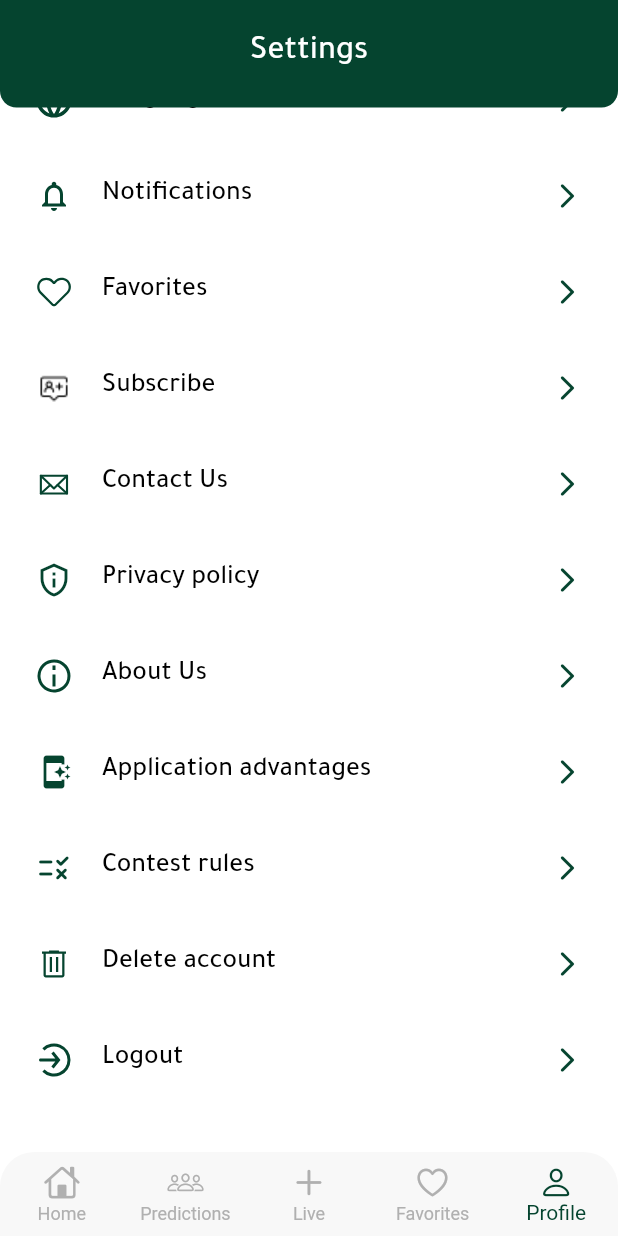
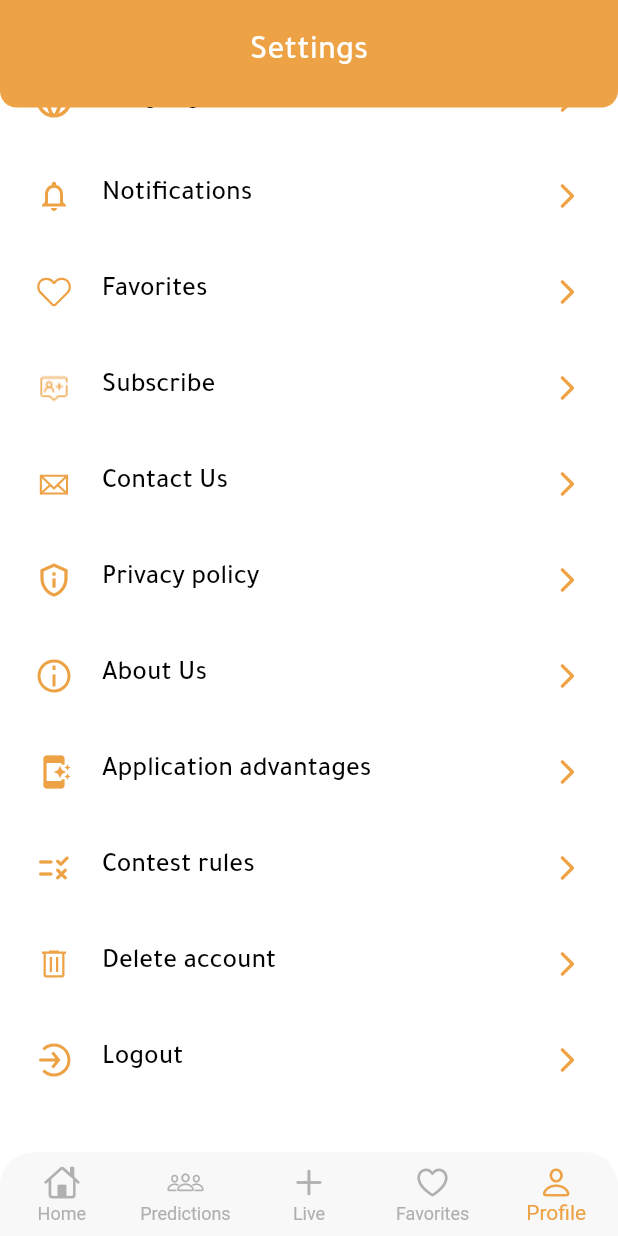
Before and after one commit to ahmedwasfe/Expectations-Update, a Flutter app: the HomeScreen screen opened by its route, item 5 of the bottom bar chosen, scrolled down 319 dp, on a phone screen of 412 x 824 dp. Run offline on Flutter 3.47's test engine with Material 2 defaults, Android fonts, the phone set to English and light mode, and no system bars; our stand-ins replace expandable, firebase_core, firebase_messaging, flutter_hex_color, flutter_image_slideshow, flutter_screenutil and 8 more; missing offline and left inert: agora_rtc_engine, flutter_paytabs_bridge, in_app_purchase_android, in_app_purchase_storekit, purchases_flutter, rx_permissions; accounts and stored records are empty; network calls fail; project files that could hold a hidden picture were left out.

Commit message:
Change app colors

```diff
--- a/lib/shared/style/colors.dart
+++ b/lib/shared/style/colors.dart
@@ -19,7 +19,8 @@ class AppColors {
   // 900: Color(0xFFE59F26),
 
   // static const String defualtColor = 'E59F26';
-  static const String defualtColor = '05442F';
+  // static const String defualtColor = '05442F';
+  static const String defualtColor = 'EDA245';
   static const String whiteColor = 'FFFFFF';
   static const String blackColor = '000000';
   static const String greyColor = "B0B0B0";
--- a/lib/ui/home/home_screen.dart
+++ b/lib/ui/home/home_screen.dart
@@ -21,6 +21,7 @@ class HomeScreen extends StatelessWidget {
 
   @override
   Widget build(BuildContext context) {
+    AppHelper.statusBarColor(isHome: true);
     SystemChrome.setSystemUIOverlayStyle(
         SystemUiOverlayStyle(statusBarColor: HexColor(AppColors.defualtColor)));
   print('HOME TOKEN: ${AppHelper.getUserToken(key: Const.KEY_USER_TOKEN)}');
--- a/lib/ui/home/pages/profile_page.dart
+++ b/lib/ui/home/pages/profile_page.dart
@@ -111,7 +111,7 @@ class _ProfilePageState extends State<ProfilePage> {
                     child: InkWell(
                       child: Row(
                         children: [
-                          SvgPicture.asset('assets/icons/profile.svg'),
+                          SvgPicture.asset('assets/icons/profile.svg', color: HexColor(AppColors.defualtColor)),
                           SizedBox(width: 20),
                           Text(
                             'Profile'.tr,
@@ -143,7 +143,7 @@ class _ProfilePageState extends State<ProfilePage> {
                     child: InkWell(
                       child: Row(
                         children: [
-                          SvgPicture.asset('assets/icons/lock_password.svg'),
+                          SvgPicture.asset('assets/icons/lock_password.svg', color: HexColor(AppColors.defualtColor)),
                           SizedBox(width: 20),
                           Text(
                             'Change password'.tr,
@@ -172,7 +172,7 @@ class _ProfilePageState extends State<ProfilePage> {
                     child: InkWell(
                       child: Row(
                         children: [
-                          SvgPicture.asset('assets/icons/language.svg'),
+                          SvgPicture.asset('assets/icons/language.svg', color: HexColor(AppColors.defualtColor)),
                           SizedBox(width: 20),
                           Text(
                             'Language'.tr,
@@ -196,7 +196,7 @@ class _ProfilePageState extends State<ProfilePage> {
                     child: InkWell(
                       child: Row(
                         children: [
-                          SvgPicture.asset('assets/icons/notifications.svg'),
+                          SvgPicture.asset('assets/icons/notifications.svg', color: HexColor(AppColors.defualtColor)),
                           SizedBox(width: 20),
                           Text(
                             'Notifications'.tr,
@@ -227,6 +227,7 @@ class _ProfilePageState extends State<ProfilePage> {
                                 child: Row(
                                   children: [
                                     SvgPicture.asset(
+                                        color: HexColor(AppColors.defualtColor),
                                         'assets/icons/favorite_icon.svg'),
                                     SizedBox(width: 20),
                                     Text(
@@ -256,7 +257,7 @@ class _ProfilePageState extends State<ProfilePage> {
                     child: InkWell(
                       child: Row(
                         children: [
-                          Image.asset('assets/icons/subscriber.png'),
+                          Image.asset('assets/icons/subscriber.png', color: HexColor(AppColors.defualtColor)),
                           SizedBox(width: 20),
                           Text(
                             'subscribe'.tr,
@@ -290,7 +291,7 @@ class _ProfilePageState extends State<ProfilePage> {
                     child: InkWell(
                       child: Row(
                         children: [
-                          SvgPicture.asset('assets/icons/contact_us.svg'),
+                          SvgPicture.asset('assets/icons/contact_us.svg', color: HexColor(AppColors.defualtColor)),
                           SizedBox(width: 20),
                           Text(
                             'Contact Us'.tr,
@@ -338,7 +339,7 @@ class _ProfilePageState extends State<ProfilePage> {
                     child: InkWell(
                       child: Row(
                         children: [
-                          SvgPicture.asset('assets/icons/about_us.svg'),
+                          SvgPicture.asset('assets/icons/about_us.svg', color: HexColor(AppColors.defualtColor)),
                           SizedBox(width: 20),
                           Text(
                             'About Us'.tr,
@@ -443,7 +444,7 @@ class _ProfilePageState extends State<ProfilePage> {
                     child: InkWell(
                       child: Row(
                         children: [
-                          SvgPicture.asset('assets/icons/sign_out.svg'),
+                          SvgPicture.asset('assets/icons/sign_out.svg', color: HexColor(AppColors.defualtColor)),
                           SizedBox(width: 20),
                           Text(
                             AppHelper.getUserToken(key: Const.KEY_USER_TOKEN) == null ? 'Login'.tr : 'logout'.tr,
--- a/lib/ui/splash_screen.dart
+++ b/lib/ui/splash_screen.dart
@@ -1,4 +1,5 @@
 import 'package:expectations/controllers/splash_controller.dart';
+import 'package:expectations/utils/app_helper.dart';
 import 'package:flutter/material.dart';
 import 'package:flutter/services.dart';
 import 'package:get/get.dart';
@@ -8,8 +9,9 @@ class SplashScreen extends GetView<SplashController> {
 
   @override
   Widget build(BuildContext context) {
-    SystemChrome.setSystemUIOverlayStyle(
-        SystemUiOverlayStyle(statusBarColor: Colors.white));
+    AppHelper.statusBarColor(isHome: true);
+    // SystemChrome.setSystemUIOverlayStyle(
+    //     SystemUiOverlayStyle(statusBarColor: Colors.white));
     return Scaffold(
       backgroundColor: Colors.white,
       body: Center(
--- a/lib/utils/app_helper.dart
+++ b/lib/utils/app_helper.dart
@@ -9,6 +9,7 @@ import 'package:expectations/shared/components/components.dart';
 import 'package:expectations/shared/components/constants.dart';
 import 'package:expectations/shared/style/colors.dart';
 import 'package:flutter/material.dart';
+import 'package:flutter/services.dart';
 import 'package:flutter/widgets.dart';
 import 'package:flutter_hex_color/flutter_hex_color.dart';
 import 'package:fluttertoast/fluttertoast.dart';
@@ -313,6 +314,14 @@ class AppHelper extends GetxService {
     }
   }
 
+  static void statusBarColor({required bool isHome}){
+    SystemChrome.setPreferredOrientations([DeviceOrientation.portraitUp]);
+    SystemChrome.setSystemUIOverlayStyle( SystemUiOverlayStyle(
+        statusBarColor: isHome ? Colors.white : Colors.black,
+        statusBarIconBrightness: Brightness.light,
+        statusBarBrightness: Brightness.dark));
+  }
+
   static void showToast({required String message, Color color = Colors.black}){
     Fluttertoast.showToast(
         msg: "$message",
```
Also changed, not shown: lib/ui/auth/login_screen.dart (+4 -4 lines), lib/ui/auth/register_screen.dart (+4 -4 lines), lib/ui/started_screen.dart (+4 -3 lines).
